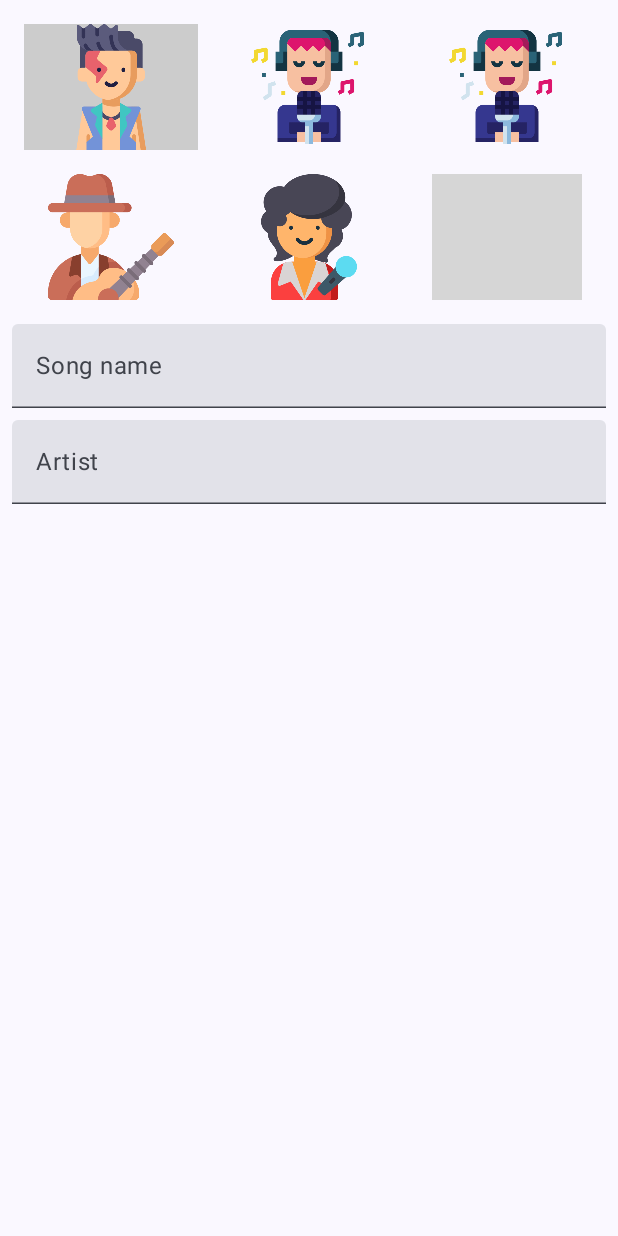
After one commit to lLaisaNasc/PlaylistApp, an Android app built with Jetpack Compose: the composable InsertSong shown on its own in the app's theme, on a phone screen of 412 x 824 dp. The commit adds this screen. Run offline under Robolectric (Android 15) with nearby library versions, the light colour scheme and no system bars; grey boxes are pictures that could not be loaded.

Commit message:
feat: add initial app layout

```diff
--- a/app/src/main/java/com/example/playlistapp/ui/views/AppUIState.kt
+++ b/app/src/main/java/com/example/playlistapp/ui/views/AppUIState.kt
@@ -10,7 +10,6 @@ data class AppUIState(
 
     @DrawableRes
     val fabIcon: Int = R.drawable.baseline_audiotrack_24,
-
     @StringRes
     val iconContentDescription: Int = R.string.insert_a_new_song,
 )
--- /dev/null
+++ b/app/src/main/java/com/example/playlistapp/ui/views/InsertSong.kt
@@ -0,0 +1,123 @@
+package com.example.playlistapp.ui.views
+
+import androidx.activity.compose.BackHandler
+import androidx.annotation.DrawableRes
+import androidx.compose.foundation.Image
+import androidx.compose.foundation.background
+import androidx.compose.foundation.clickable
+import androidx.compose.foundation.layout.Box
+import androidx.compose.foundation.layout.Column
+import androidx.compose.foundation.layout.Spacer
+import androidx.compose.foundation.layout.fillMaxSize
+import androidx.compose.foundation.layout.fillMaxWidth
+import androidx.compose.foundation.layout.height
+import androidx.compose.foundation.layout.padding
+import androidx.compose.foundation.layout.size
+import androidx.compose.foundation.lazy.grid.GridCells
+import androidx.compose.foundation.lazy.grid.LazyVerticalGrid
+import androidx.compose.foundation.lazy.grid.items
+import androidx.compose.material3.Text
+import androidx.compose.material3.TextField
+import androidx.compose.runtime.Composable
+import androidx.compose.runtime.collectAsState
+import androidx.compose.runtime.getValue
+import androidx.compose.ui.Alignment
+import androidx.compose.ui.Modifier
+import androidx.compose.ui.graphics.Color
+import androidx.compose.ui.res.painterResource
+import androidx.compose.ui.tooling.preview.Preview
+import androidx.compose.ui.unit.dp
+import androidx.navigation.NavController
+import com.example.playlistapp.R
+import com.example.playlistapp.viewmodels.PlaylistViewModel
+
+@Composable
+fun InsertSong(viewModel: PlaylistViewModel, navController: NavController) {
+    BackHandler {
+        viewModel.navigateBack(navController = navController)
+    }
+    val uiState by viewModel.insertFormUIState.collectAsState()
+    InsertSongForm(
+        picture = uiState.picture,
+        songName = uiState.title,
+        artist = uiState.artist,
+        onUpdatePicture = viewModel::onPictureChange,
+        onUpdateSongName = viewModel::onTitleChange,
+        onUpdateArtist = viewModel::onArtistChange
+    )
+}
+
+@Composable
+fun InsertSongForm(
+    @DrawableRes picture: Int,
+    songName: String,
+    artist: String,
+    onUpdatePicture: (Int) -> Unit,
+    onUpdateSongName: (String) -> Unit,
+    onUpdateArtist: (String) -> Unit,
+    modifier: Modifier = Modifier,
+) {
+    val singerImageList = listOf(
+        R.drawable.estrela_do_rock,
+        R.drawable.cantor_pop,
+        R.drawable.cantor,
+        R.drawable.cantor_sertanejo,
+        R.drawable.cantor_samba,
+        R.drawable.cantora,
+    )
+
+    Column(
+        modifier = modifier
+            .fillMaxSize()
+            .padding(8.dp)
+    ) {
+        LazyVerticalGrid(columns = GridCells.Fixed(3), modifier = modifier.fillMaxWidth()) {
+            items(singerImageList) { singerImage ->
+                Box(
+                    modifier = modifier
+                        .size(100.dp)
+                        .padding(8.dp)
+                        .background(if (singerImage == picture) Color.LightGray else Color.Transparent),
+                    contentAlignment = Alignment.Center
+                ) {
+                    Image(
+                        painter = painterResource(id = singerImage),
+                        contentDescription = null,
+                        modifier = modifier
+                            .size(100.dp)
+                            .clickable {
+                                onUpdatePicture(singerImage)
+                            })
+                }
+            }
+        }
+
+        Spacer(modifier = modifier.height(8.dp))
+
+        TextField(
+            value = songName,
+            onValueChange = onUpdateSongName,
+            label = { Text(text = "Song name") },
+            singleLine = false,
+            minLines = 1,
+            modifier = modifier
+                .fillMaxWidth()
+        )
+
+        Spacer(modifier = modifier.height(8.dp))
+
+        TextField(
+            value = artist,
+            onValueChange = onUpdateArtist,
+            label = { Text(text = "Artist") },
+            singleLine = true,
+            modifier = modifier.fillMaxWidth()
+        )
+    }
+}
+
+@Preview(showBackground = true)
+@Composable
+fun InsertSongPreview() {
+    InsertSongForm(R.drawable.estrela_do_rock, "", "", {}, {}, {})
+}
--- /dev/null
+++ b/app/src/main/res/drawable/baseline_add_24.xml
@@ -0,0 +1,5 @@
+<vector xmlns:android="http://schemas.android.com/apk/res/android" android:height="24dp" android:tint="#000000" android:viewportHeight="24" android:viewportWidth="24" android:width="24dp">
+
+    <path android:fillColor="@android:color/white" android:pathData="M19,13h-6v6h-2v-6H5v-2h6V5h2v6h6v2z"/>
+
+</vector>
--- /dev/null
+++ b/app/src/main/res/drawable/baseline_check_24.xml
@@ -0,0 +1,5 @@
+<vector xmlns:android="http://schemas.android.com/apk/res/android" android:height="24dp" android:tint="#000000" android:viewportHeight="24" android:viewportWidth="24" android:width="24dp">
+
+    <path android:fillColor="@android:color/white" android:pathData="M9,16.17L4.83,12l-1.42,1.41L9,19 21,7l-1.41,-1.41z"/>
+
+</vector>
--- /dev/null
+++ b/app/src/main/res/drawable/baseline_delete_outline_24.xml
@@ -0,0 +1,5 @@
+<vector xmlns:android="http://schemas.android.com/apk/res/android" android:height="24dp" android:tint="#000000" android:viewportHeight="24" android:viewportWidth="24" android:width="24dp">
+
+    <path android:fillColor="@android:color/white" android:pathData="M6,19c0,1.1 0.9,2 2,2h8c1.1,0 2,-0.9 2,-2L18,7L6,7v12zM8,9h8v10L8,19L8,9zM15.5,4l-1,-1h-5l-1,1L5,4v2h14L19,4z"/>
+
+</vector>
```
Also changed, not shown: app/src/main/java/com/example/playlistapp/MainActivity.kt (+27 -17 lines), app/src/main/java/com/example/playlistapp/ui/views/App.kt (+43 -2 lines), app/src/main/java/com/example/playlistapp/ui/views/Playlist.kt (added, +128 -0 lines).
